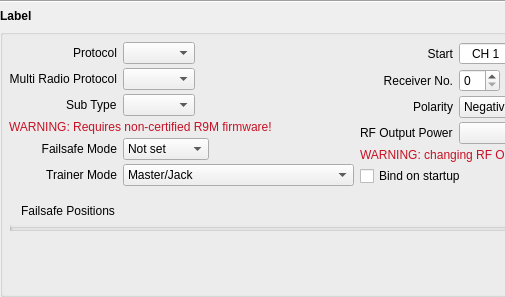
Old version of the form companion/src/modeledit/setup_module.ui in the repository opentx/opentx; both pictures show x 0 to 505 and y 0 to 297 of the 1042 by 297 pixel window.
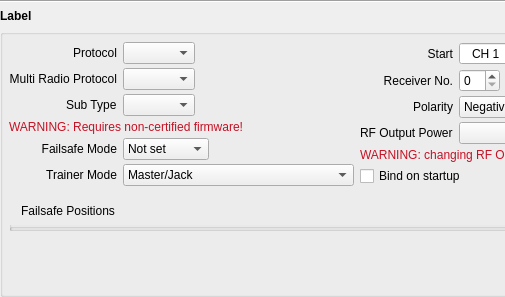
New version of the form.

Commit message: R9M warning

```diff
--- a/companion/src/modeledit/setup_module.ui
+++ b/companion/src/modeledit/setup_module.ui
@@ -768,7 +768,7 @@
            </palette>
           </property>
           <property name="text">
-           <string>WARNING: Requires non-certified R9M firmware!</string>
+           <string>WARNING: Requires non-certified firmware!</string>
           </property>
          </widget>
         </item>
```
The commit also changes 18 other files.
